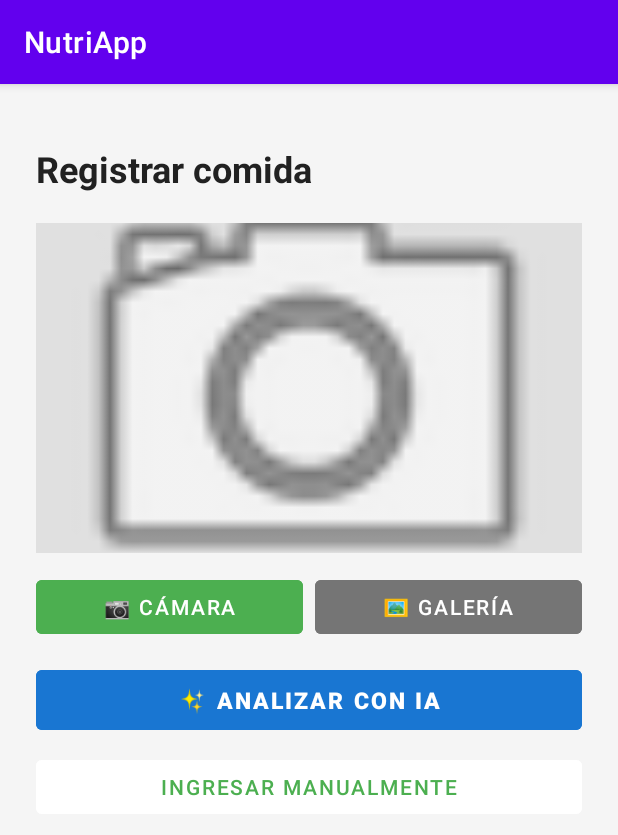
After one commit to jPabloUMG/NutriApp, an Android app: the RegistroComidaActivity screen opened directly, with no data from a screen before it, on a phone screen of 412 x 824 dp. The commit adds this screen. Shown: the top 835 px of the screen. Run offline under Robolectric (Android 15) with nearby library versions, the phone set to English and light mode, and no system bars; 2 statements that could not run were skipped.

Commit message:
Fix e implementacion de ia

```diff
--- a/app/build.gradle.kts
+++ b/app/build.gradle.kts
@@ -58,4 +58,5 @@ dependencies {
     testImplementation(libs.junit)
     androidTestImplementation(libs.androidx.espresso.core)
     androidTestImplementation(libs.androidx.junit)
+    implementation("com.squareup.okhttp3:okhttp:4.12.0")
 }
--- /dev/null
+++ b/app/src/main/java/com/nutriapp/android/ApiConfig.kt
@@ -0,0 +1,6 @@
+package com.nutriapp.android
+
+object ApiConfig {
+    const val GEMINI_API_KEY = "AIzaSyCM3d0KKt43HY7heYRdVBiL-ltIJShoWtg"
+    const val GEMINI_URL = "https://generativelanguage.googleapis.com/v1beta/models/gemini-2.5-flash:generateContent"
+}
--- a/app/src/main/java/com/nutriapp/android/MainActivity.kt
+++ b/app/src/main/java/com/nutriapp/android/MainActivity.kt
@@ -53,7 +53,7 @@ class MainActivity : AppCompatActivity() {
         tvCalorias.text = "${"%.0f".format(calorias)} kcal"
 
         btnRegistrarComida.setOnClickListener {
-            // TODO: RegistroComidaActivity
+            startActivity(Intent(this, RegistroComidaActivity::class.java))
         }
 
         btnReportes.setOnClickListener {
--- /dev/null
+++ b/app/src/main/res/layout/activity_registro_comida.xml
@@ -0,0 +1,236 @@
+<?xml version="1.0" encoding="utf-8"?>
+<ScrollView xmlns:android="http://schemas.android.com/apk/res/android"
+    android:layout_width="match_parent"
+    android:layout_height="match_parent"
+    android:background="#F5F5F5">
+
+    <LinearLayout
+        android:layout_width="match_parent"
+        android:layout_height="wrap_content"
+        android:orientation="vertical"
+        android:padding="24dp">
+
+        <TextView
+            android:layout_width="wrap_content"
+            android:layout_height="wrap_content"
+            android:text="Registrar comida"
+            android:textSize="24sp"
+            android:textStyle="bold"
+            android:textColor="#212121"
+            android:layout_marginTop="16dp"
+            android:layout_marginBottom="20dp"/>
+
+        <!-- Imagen -->
+        <ImageView
+            android:id="@+id/ivFoto"
+            android:layout_width="match_parent"
+            android:layout_height="220dp"
+            android:background="#E0E0E0"
+            android:scaleType="centerCrop"
+            android:layout_marginBottom="12dp"
+            android:src="@android:drawable/ic_menu_camera"/>
+
+        <!-- Botones foto -->
+        <LinearLayout
+            android:layout_width="match_parent"
+            android:layout_height="wrap_content"
+            android:orientation="horizontal"
+            android:layout_marginBottom="12dp">
+
+            <Button
+                android:id="@+id/btnCamara"
+                android:layout_width="0dp"
+                android:layout_height="48dp"
+                android:layout_weight="1"
+                android:layout_marginEnd="8dp"
+                android:backgroundTint="#4CAF50"
+                android:text="📷 Cámara"
+                android:textColor="#FFFFFF"
+                android:stateListAnimator="@null"/>
+
+            <Button
+                android:id="@+id/btnGaleria"
+                android:layout_width="0dp"
+                android:layout_height="48dp"
+                android:layout_weight="1"
+                android:backgroundTint="#757575"
+                android:text="🖼 Galería"
+                android:textColor="#FFFFFF"
+                android:stateListAnimator="@null"/>
+
+        </LinearLayout>
+
+        <!-- Botón analizar -->
+        <Button
+            android:id="@+id/btnAnalizar"
+            android:layout_width="match_parent"
+            android:layout_height="52dp"
+            android:layout_marginBottom="8dp"
+            android:backgroundTint="#1976D2"
+            android:text="✨ Analizar con IA"
+            android:textColor="#FFFFFF"
+            android:textSize="15sp"
+            android:textStyle="bold"
+            android:stateListAnimator="@null"/>
+
+        <!-- Progress -->
+        <ProgressBar
+            android:id="@+id/progressBar"
+            android:layout_width="wrap_content"
+            android:layout_height="wrap_content"
+            android:layout_gravity="center"
+            android:layout_marginBottom="8dp"
+            android:visibility="gone"/>
+
+        <!-- Botón manual -->
+        <Button
+            android:id="@+id/btnManual"
+            android:layout_width="match_parent"
+            android:layout_height="48dp"
+            android:layout_marginBottom="16dp"
+            android:backgroundTint="#FFFFFF"
+            android:text="Ingresar manualmente"
+            android:textColor="#4CAF50"
+            android:stateListAnimator="@null"/>
+
+        <!-- Error -->
+        <TextView
+            android:id="@+id/tvError"
+            android:layout_width="match_parent"
+            android:layout_height="wrap_content"
+            android:text=""
+            android:textColor="#F44336"
+            android:textSize="13sp"
+            android:layout_marginBottom="8dp"/>
+
+        <!-- Formulario manual (oculto hasta analizar o botón manual) -->
+        <LinearLayout
+            android:id="@+id/layoutManual"
+            android:layout_width="match_parent"
+            android:layout_height="wrap_content"
+            android:orientation="vertical"
+            android:visibility="gone">
+
+            <!-- Tiempo de comida -->
+            <TextView
+                android:layout_width="wrap_content"
+                android:layout_height="wrap_content"
+                android:text="Tiempo de comida"
+                android:textSize="14sp"
+                android:textColor="#757575"
+                android:layout_marginBottom="6dp"/>
+
+            <Spinner
+                android:id="@+id/spTiempo"
+                android:layout_width="match_parent"
+                android:layout_height="52dp"
+                android:layout_marginBottom="16dp"
+                android:background="@drawable/bg_input"
+                android:paddingStart="12dp"/>
+
+            <!-- Nombre -->
+            <EditText
+                android:id="@+id/etNombre"
+                android:layout_width="match_parent"
+                android:layout_height="56dp"
+                android:layout_marginBottom="12dp"
+                android:background="@drawable/bg_input"
+                android:hint="Nombre del alimento"
+                android:paddingStart="16dp"
+                android:paddingEnd="16dp"
+                android:inputType="textCapSentences"
+                android:textSize="15sp"
+                android:textColor="#212121"
+                android:textColorHint="#9E9E9E"/>
+
+            <!-- Cantidad -->
+            <EditText
+                android:id="@+id/etCantidad"
+                android:layout_width="match_parent"
+                android:layout_height="56dp"
+                android:layout_marginBottom="12dp"
+                android:background="@drawable/bg_input"
+                android:hint="Cantidad (ej: 1 plato, 200g)"
+                android:paddingStart="16dp"
+                android:paddingEnd="16dp"
+                android:textSize="15sp"
+                android:textColor="#212121"
+                android:textColorHint="#9E9E9E"/>
+
+            <!-- Calorías -->
+            <EditText
+                android:id="@+id/etCalorias"
+                android:layout_width="match_parent"
+                android:layout_height="56dp"
+                android:layout_marginBottom="12dp"
+                android:background="@drawable/bg_input"
+                android:hint="Calorías (kcal)"
+                android:inputType="numberDecimal"
+                android:paddingStart="16dp"
+                android:paddingEnd="16dp"
+                android:textSize="15sp"
+                android:textColor="#212121"
+                android:textColorHint="#9E9E9E"/>
+
+            <!-- Proteínas -->
+            <EditText
+                android:id="@+id/etProteinas"
+                android:layout_width="match_parent"
+                android:layout_height="56dp"
+                android:layout_marginBottom="12dp"
+                android:background="@drawable/bg_input"
+                android:hint="Proteínas (g)"
+                android:inputType="numberDecimal"
+                android:paddingStart="16dp"
+                android:paddingEnd="16dp"
+                android:textSize="15sp"
+                android:textColor="#212121"
+                android:textColorHint="#9E9E9E"/>
+
+            <!-- Carbohidratos -->
+            <EditText
+                android:id="@+id/etCarbos"
+                android:layout_width="match_parent"
+                android:layout_height="56dp"
+                android:layout_marginBottom="12dp"
+                android:background="@drawable/bg_input"
+                android:hint="Carbohidratos (g)"
+                android:inputType="numberDecimal"
+                android:paddingStart="16dp"
+                android:paddingEnd="16dp"
+                android:textSize="15sp"
+                android:textColor="#212121"
+                android:textColorHint="#9E9E9E"/>
+
+            <!-- Grasas -->
+            <EditText
+                android:id="@+id/etGrasas"
+                android:layout_width="match_parent"
+                android:layout_height="56dp"
+                android:layout_marginBottom="20dp"
+                android:background="@drawable/bg_input"
+                android:hint="Grasas (g)"
+                android:inputType="numberDecimal"
+                android:paddingStart="16dp"
+                android:paddingEnd="16dp"
+                android:textSize="15sp"
+                android:textColor="#212121"
+                android:textColorHint="#9E9E9E"/>
+
+            <!-- Botón guardar -->
+            <Button
+                android:id="@+id/btnGuardar"
+                android:layout_width="match_parent"
+                android:layout_height="56dp"
+                android:layout_marginBottom="32dp"
+                android:backgroundTint="#4CAF50"
+                android:text="Guardar comida"
+                android:textColor="#FFFFFF"
+                android:textSize="16sp"
+                android:textStyle="bold"
+                android:stateListAnimator="@null"/>
+
+        </LinearLayout>
+
+    </LinearLayout>
+</ScrollView>
```
Also changed, not shown: app/src/main/AndroidManifest.xml (+6 -20 lines), app/src/main/java/com/nutriapp/android/RegistroComidaActivity.kt (added, +281 -0 lines), 2 other files.
